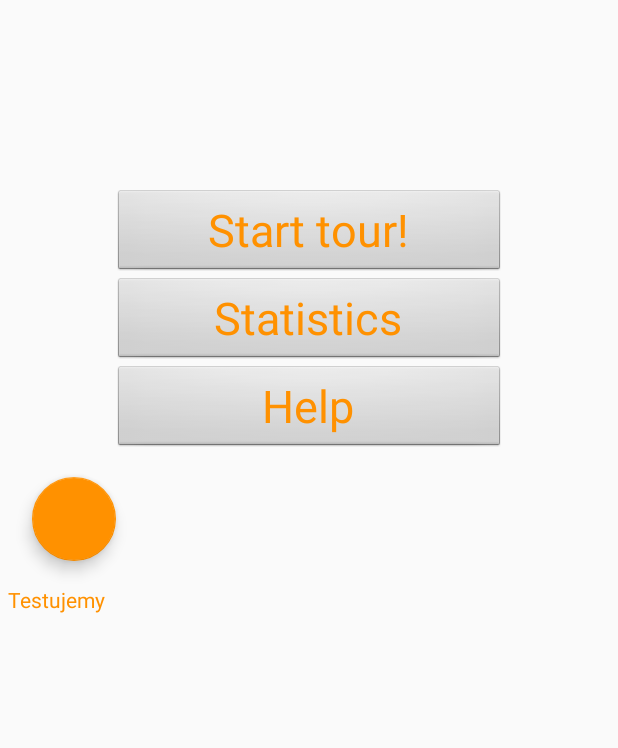
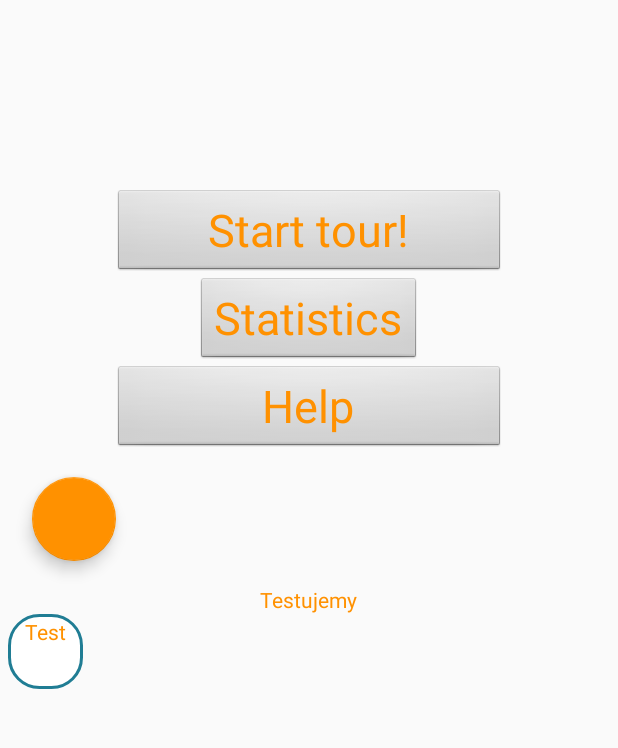
Before and after one commit to Lammatian/Songle, an Android app: the screen it shows after launch (MainActivity), on a phone screen of 412 x 824 dp, the part 297-1045 px from its top. Run offline under Robolectric (Android 15) with nearby library versions, the phone set to English and light mode, and no system bars; Roboto replaces fonts that are not available here; 1 statement that could not run was skipped.

Commit message:
More "fun" with animations, this time something that may actually be useful in the final version of the app; added rectangle shape

```diff
--- /dev/null
+++ b/app/src/main/res/drawable/rectangle.xml
@@ -0,0 +1,10 @@
+<?xml version="1.0" encoding="UTF-8"?>
+<shape xmlns:android="http://schemas.android.com/apk/res/android" android:id="@+id/listview_background_shape">
+    <stroke android:width="2dp" android:color="#ff207d94" />
+    <padding android:left="2dp"
+        android:top="2dp"
+        android:right="2dp"
+        android:bottom="2dp" />
+    <corners android:radius="20dp" />
+    <solid android:color="#ffffffff" />
+</shape>
--- a/app/src/main/res/layout/activity_main.xml
+++ b/app/src/main/res/layout/activity_main.xml
@@ -51,12 +51,10 @@
 
         <Button
             android:id="@+id/btnStats"
-            android:layout_width="match_parent"
+            android:layout_width="150dp"
             android:layout_height="wrap_content"
             android:layout_centerHorizontal="true"
             android:layout_centerVertical="true"
-            android:layout_marginLeft="70dp"
-            android:layout_marginRight="70dp"
             android:text="@string/statistics"
             android:onClick="btnShowStats"/>
 
@@ -80,6 +78,7 @@
             android:focusable="true"
             android:elevation="24dp"
             android:layout_below="@id/btnHelp"
+            android:onClick="fabChangeView"
             app:layout_anchorGravity="bottom"/>
 
         <TextView
@@ -87,7 +86,17 @@
             android:layout_width="wrap_content"
             android:layout_height="wrap_content"
             android:layout_below="@id/fab"
+            android:layout_centerHorizontal="true"
             android:text="Testujemy"/>
+
+        <TextView
+            android:id="@+id/txvStretch"
+            android:layout_width="50dp"
+            android:layout_height="50dp"
+            android:layout_below="@id/txvTest"
+            android:background="@drawable/rectangle"
+            android:text="Test"
+            android:textAlignment="center" />
     </RelativeLayout>
 
 </android.support.constraint.ConstraintLayout>
```
Also changed, not shown: app/src/main/java/com/example/mateusz/songle/MainActivity.kt (+35 -9 lines).
